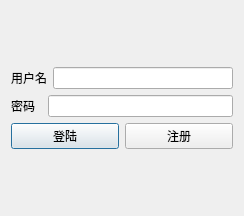
Above: SimpleReminder/login.ui from ZYunfeii/MiniToDoList before the change. Below: the same form after it.
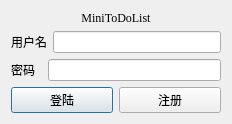
That is the form after the change.

What changed in the file:
```diff
--- a/SimpleReminder/login.ui
+++ b/SimpleReminder/login.ui
@@ -6,16 +6,40 @@
    <rect>
     <x>0</x>
     <y>0</y>
-    <width>244</width>
-    <height>216</height>
+    <width>232</width>
+    <height>121</height>
    </rect>
   </property>
   <property name="windowTitle">
    <string>login</string>
   </property>
+  <property name="styleSheet">
+   <string notr="true"/>
+  </property>
   <layout class="QGridLayout" name="gridLayout">
    <item row="0" column="0">
     <layout class="QVBoxLayout" name="verticalLayout">
+     <item>
+      <widget class="QLabel" name="label_3">
+       <property name="sizePolicy">
+        <sizepolicy hsizetype="Preferred" vsizetype="Minimum">
+         <horstretch>0</horstretch>
+         <verstretch>0</verstretch>
+        </sizepolicy>
+       </property>
+       <property name="font">
+        <font>
+         <family>Times New Roman</family>
+        </font>
+       </property>
+       <property name="text">
+        <string>MiniToDoList</string>
+       </property>
+       <property name="alignment">
+        <set>Qt::AlignCenter</set>
+       </property>
+      </widget>
+     </item>
      <item>
       <layout class="QHBoxLayout" name="horizontalLayout">
        <item>
```
Left out of the diff: 4 changed lines with no effect on the pictures.
